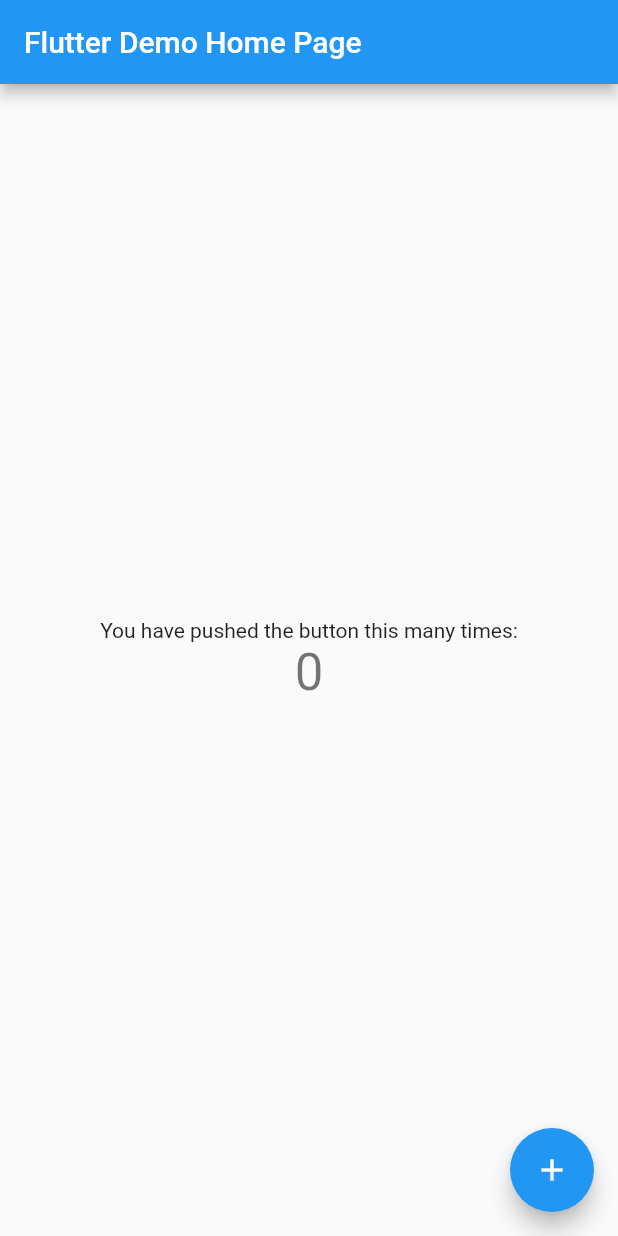
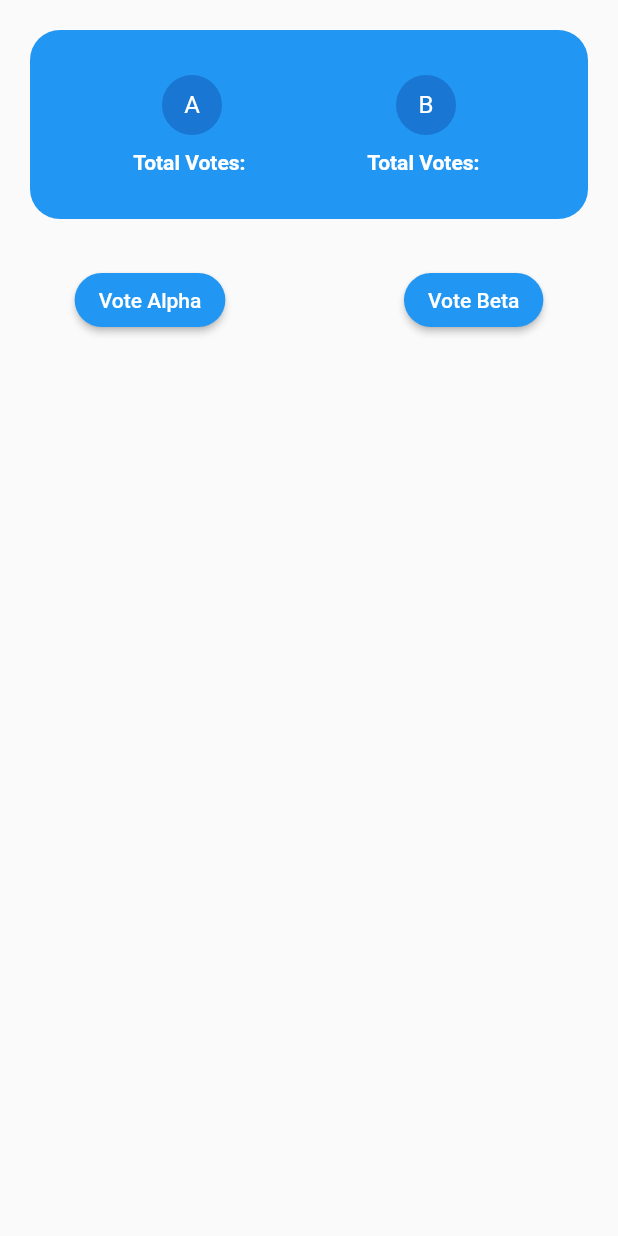
Before and after one commit to https-github-com-Juneks/SuperCarNFT, a Flutter app: the screen it shows after launch, on a phone screen of 412 x 824 dp. Run offline on Flutter 3.47's test engine with Material 2 defaults, Android fonts, the phone set to English and light mode, and no system bars; missing offline and left inert: web3dart.

Commit message:
[Feat] 컨트랙 호출 메소드

```diff
--- a/flutter/nft_app/lib/main.dart
+++ b/flutter/nft_app/lib/main.dart
@@ -1,4 +1,7 @@
 import 'package:flutter/material.dart';
+import 'package:flutter/services.dart';
+import 'package:http/http.dart';
+import 'package:web3dart/web3dart.dart';
 
 void main() {
   runApp(const MyApp());
@@ -13,15 +16,6 @@ class MyApp extends StatelessWidget {
     return MaterialApp(
       title: 'Flutter Demo',
       theme: ThemeData(
-        // This is the theme of your application.
-        //
-        // Try running your application with "flutter run". You'll see the
-        // application has a blue toolbar. Then, without quitting the app, try
-        // changing the primarySwatch below to Colors.green and then invoke
-        // "hot reload" (press "r" in the console where you ran "flutter run",
-        // or simply save your changes to "hot reload" in a Flutter IDE).
-        // Notice that the counter didn't reset back to zero; the application
-        // is not restarted.
         primarySwatch: Colors.blue,
       ),
       home: const MyHomePage(title: 'Flutter Demo Home Page'),
@@ -32,15 +26,6 @@ class MyApp extends StatelessWidget {
 class MyHomePage extends StatefulWidget {
   const MyHomePage({Key? key, required this.title}) : super(key: key);
 
-  // This widget is the home page of your application. It is stateful, meaning
-  // that it has a State object (defined below) that contains fields that affect
-  // how it looks.
-
-  // This class is the configuration for the state. It holds the values (in this
-  // case the title) provided by the parent (in this case the App widget) and
-  // used by the build method of the State. Fields in a Widget subclass are
-  // always marked "final".
-
   final String title;
 
   @override
@@ -48,68 +33,179 @@ class MyHomePage extends StatefulWidget {
 }
 
 class _MyHomePageState extends State<MyHomePage> {
-  int _counter = 0;
+  var totalVotesA;
+  var totalVotesB;
 
-  void _incrementCounter() {
-    setState(() {
-      // This call to setState tells the Flutter framework that something has
-      // changed in this State, which causes it to rerun the build method below
-      // so that the display can reflect the updated values. If we changed
-      // _counter without calling setState(), then the build method would not be
-      // called again, and so nothing would appear to happen.
-      _counter++;
+  late Client httpClient;
+  late Web3Client ethClient;
+
+  //Ethereum address
+  final String myAddress = "0x0cBd52136FE6EAcCB3c0534f16974D9DE2Db14E7";
+
+  //url from Infura
+  final String blockchainUrl =
+      "https://rinkeby.infura.io/v3/343f7e7be4d44389a8202a838b26e2c8";
+
+  @override
+  void initState() {
+    httpClient = Client();
+    ethClient = Web3Client(blockchainUrl, httpClient);
+    getTotalVotes();
+    super.initState();
+  }
+
+  Future<DeployedContract> getContract() async {
+    // obtain our smart contract using rootbundle to access our json file
+    String abiFile = await rootBundle.loadString("assets/contract.json");
+    String contractAddress = "0x674757ce53D27d4Baa3fb6E7e010F51d897a1401";
+    final contract = DeployedContract(ContractAbi.fromJson(abiFile, "Voting"),
+        EthereumAddress.fromHex(contractAddress));
+    return contract;
+  }
+
+  Future<List<dynamic>> callFunction(String name) async {
+    final contract = await getContract();
+    final function = contract.function(name);
+    final result = await ethClient
+        .call(contract: contract, function: function, params: []);
+    return result;
+  }
+
+  Future<void> getTotalVotes() async {
+    List<dynamic> resultsA = await callFunction("getTotalVotesAlpha");
+    List<dynamic> resultsB = await callFunction("getTotalVotesBeta");
+    totalVotesA = resultsA[0];
+    totalVotesB = resultsB[0];
+
+    setState(() {});
+  }
+
+  Future<void> vote(bool voteAlpha) async {
+    snackBar(label: "Recording vote");
+    // obtain private key for write operation
+    String privateKey =
+        "e188f06ea30be086ed4e229978bc2915f2b0d4c73dda97babd58cc5ae01c9ae8";
+    Credentials key = EthPrivateKey.fromHex(privateKey);
+    // obtain our contract from abi in json file
+    final contract = await getContract();
+
+    // extract function from json file
+    final function = contract.function(voteAlpha ? "voteAlpha" : "voteBeta");
+
+    // send transaction using the our private key, function and contract
+    await ethClient.sendTransaction(
+        key,
+        Transaction.callContract(
+            contract: contract, function: function, parameters: []),
+        chainId: 4);
+    ScaffoldMessenger.of(context).removeCurrentSnackBar();
+    snackBar(label: "verifying vote");
+    // set a 20 seconds delay to allow the transaction to be verified before trying to retrieve the balance
+    Future.delayed(const Duration(seconds: 20), () {
+      ScaffoldMessenger.of(context).removeCurrentSnackBar();
+      snackBar(label: "retrieving votes");
+      getTotalVotes();
+      ScaffoldMessenger.of(context).clearSnackBars();
     });
+  }
+
+  snackBar({String? label}) {
+    ScaffoldMessenger.of(context).showSnackBar(
+      SnackBar(
+        content: Row(
+          mainAxisAlignment: MainAxisAlignment.spaceBetween,
+          children: [
+            Text(label!),
+            CircularProgressIndicator(
+              color: Colors.white,
+            )
+          ],
+        ),
+        duration: Duration(days: 1),
+        backgroundColor: Colors.blue,
+      ),
+    );
   }
 
   @override
   Widget build(BuildContext context) {
-    // This method is rerun every time setState is called, for instance as done
-    // by the _incrementCounter method above.
-    //
-    // The Flutter framework has been optimized to make rerunning build methods
-    // fast, so that you can just rebuild anything that needs updating rather
-    // than having to individually change instances of widgets.
-    return Scaffold(
-      appBar: AppBar(
-        // Here we take the value from the MyHomePage object that was created by
-        // the App.build method, and use it to set our appbar title.
-        title: Text(widget.title),
-      ),
-      body: Center(
-        // Center is a layout widget. It takes a single child and positions it
-        // in the middle of the parent.
-        child: Column(
-          // Column is also a layout widget. It takes a list of children and
-          // arranges them vertically. By default, it sizes itself to fit its
-          // children horizontally, and tries to be as tall as its parent.
-          //
-          // Invoke "debug painting" (press "p" in the console, choose the
-          // "Toggle Debug Paint" action from the Flutter Inspector in Android
-          // Studio, or the "Toggle Debug Paint" command in Visual Studio Code)
-          // to see the wireframe for each widget.
-          //
-          // Column has various properties to control how it sizes itself and
-          // how it positions its children. Here we use mainAxisAlignment to
-          // center the children vertically; the main axis here is the vertical
-          // axis because Columns are vertical (the cross axis would be
-          // horizontal).
-          mainAxisAlignment: MainAxisAlignment.center,
-          children: <Widget>[
-            const Text(
-              'You have pushed the button this many times:',
-            ),
-            Text(
-              '$_counter',
-              style: Theme.of(context).textTheme.headline4,
-            ),
-          ],
+    return SafeArea(
+      child: Scaffold(
+        body: Container(
+          padding: EdgeInsets.all(20),
+          child: Column(
+            crossAxisAlignment: CrossAxisAlignment.center,
+            children: [
+              Container(
+                padding: EdgeInsets.all(30),
+                alignment: Alignment.center,
+                decoration: const BoxDecoration(
+                    color: Colors.blue,
+                    borderRadius: BorderRadius.all(Radius.circular(20))),
+                child: Row(
+                  mainAxisAlignment: MainAxisAlignment.spaceAround,
+                  children: [
+                    Column(
+                      children: [
+                        CircleAvatar(
+                          child: Text("A"),
+                        ),
+                        SizedBox(
+                          height: 10,
+                        ),
+                        Text(
+                          "Total Votes: ${totalVotesA ?? ""}",
+                          style: TextStyle(
+                              color: Colors.white, fontWeight: FontWeight.bold),
+                        )
+                      ],
+                    ),
+                    Column(
+                      children: [
+                        CircleAvatar(
+                          child: Text("B"),
+                        ),
+                        SizedBox(
+                          height: 10,
+                        ),
+                        Text("Total Votes: ${totalVotesB ?? ""}",
+                            style: TextStyle(
+                                color: Colors.white,
+                                fontWeight: FontWeight.bold))
+                      ],
+                    ),
+                  ],
+                ),
+              ),
+              SizedBox(
+                height: 30,
+              ),
+              Row(
+                mainAxisAlignment: MainAxisAlignment.spaceAround,
+                children: [
+                  ElevatedButton(
+                    onPressed: () {
+                      vote(true);
+                    },
+                    child: Text('Vote Alpha'),
+                    style: ElevatedButton.styleFrom(shape: StadiumBorder()),
+                  ),
+                  SizedBox(
+                    height: 30,
+                  ),
+                  ElevatedButton(
+                    onPressed: () {
+                      vote(false);
+                    },
+                    child: Text('Vote Beta'),
+                    style: ElevatedButton.styleFrom(shape: StadiumBorder()),
+                  )
+                ],
+              )
+            ],
+          ),
         ),
       ),
-      floatingActionButton: FloatingActionButton(
-        onPressed: _incrementCounter,
-        tooltip: 'Increment',
-        child: const Icon(Icons.add),
-      ), // This trailing comma makes auto-formatting nicer for build methods.
     );
   }
 }
```
Also changed, not shown: flutter/nft_app/assets/contract.json (added, +47 -0 lines), flutter/nft_app/pubspec.yaml (+4 -3 lines), flutter/nft_app/lib/contractPage.dart (added), flutter/nft_app/lib/walletPage.dart (added), flutter/nft_app/pubspec.lock.
